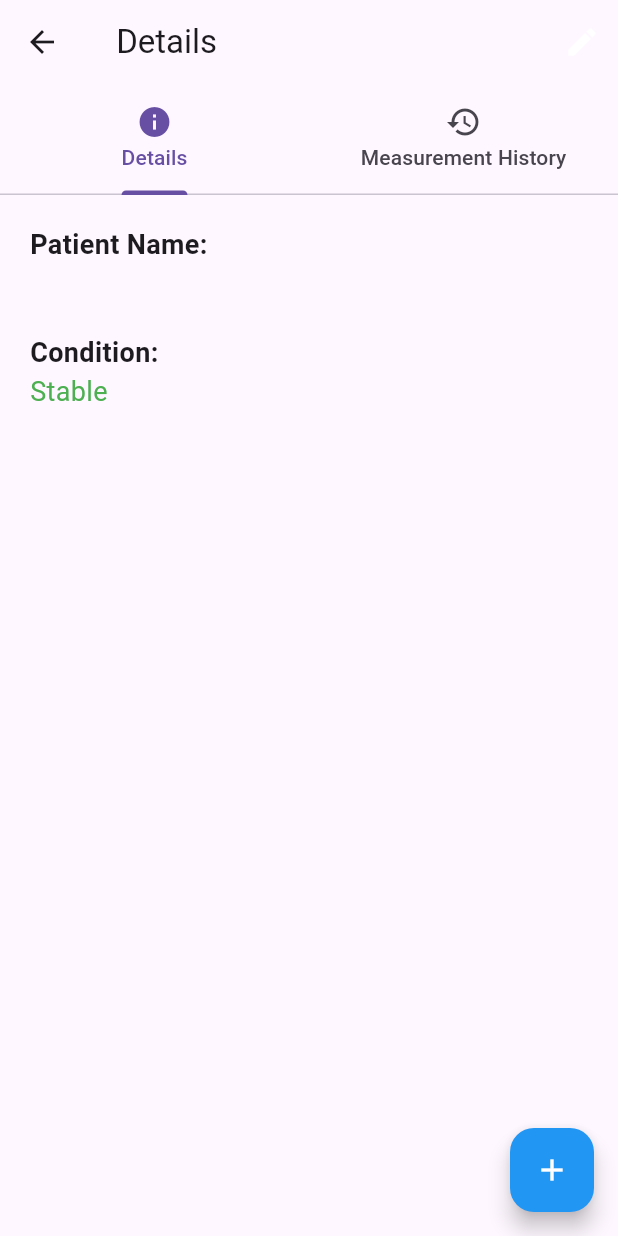
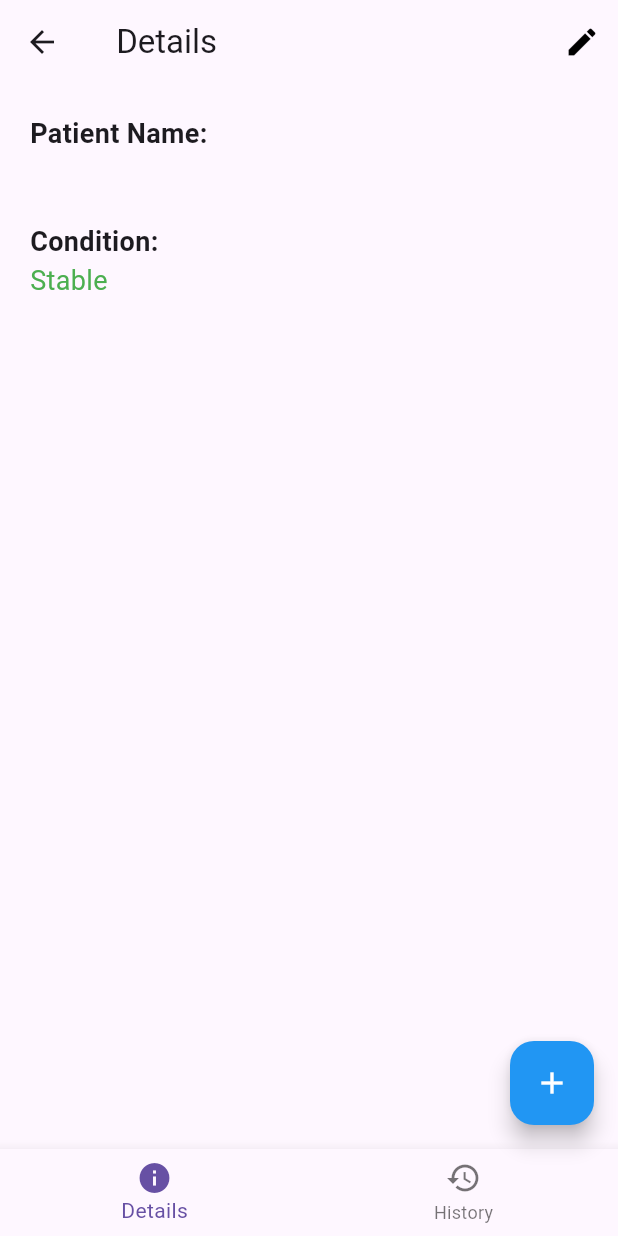
Before and after one commit to ywu256/MAPD722_Project, a Flutter app: the PatientDetailsScreen screen opened directly with empty values, on a phone screen of 412 x 824 dp. Run offline on Flutter 3.47's test engine with Material 3 defaults, Android fonts, the light colour scheme and no system bars.

Commit message:
Improved TabBar navigation

```diff
--- a/lib/PatientDetailsScreen.dart
+++ b/lib/PatientDetailsScreen.dart
@@ -1,4 +1,5 @@
 import 'package:flutter/material.dart';
+import 'package:mapd722_project/AddMeasurementScreen.dart';
 import 'EditPatientScreen.dart';
 
 class PatientDetailsScreen extends StatefulWidget {
@@ -12,15 +13,23 @@ class PatientDetailsScreen extends StatefulWidget {
 }
 
 class _PatientDetailsScreenState extends State<PatientDetailsScreen> {
+   int _selectedIndex = 0;
   List<Map<String, String>> measurementHistory = [
     {"date": "2024-02-20", "value": "Blood Pressure: 120/80"},
   ];
 
   // Navigate to EditPatientScreen
-  void _editPatient() {}
+  void _editPatient() {
+    Navigator.push(
+      context,
+      MaterialPageRoute(builder: (context) => EditPatientPage(patientName: widget.patientName,)),
+    );
+  }
 
   // Navigate to AddMeasurementScreen
-  void _addMeasurement() {}
+  void _addMeasurement() {
+    Navigator.push(context, MaterialPageRoute(builder: (context) => AddMeasurementPage()));
+  }
 
   @override
   Widget build(BuildContext context) {
@@ -32,30 +41,43 @@ class _PatientDetailsScreenState extends State<PatientDetailsScreen> {
           actions: [
             /*----- Edit Patient -----*/
             IconButton(
-              icon: const Icon(Icons.edit, color: Colors.white),
+              icon: const Icon(Icons.edit, color: Colors.black),
               onPressed: _editPatient,
             ),
           ],
-          bottom: const TabBar(
-            tabs: [
-              Tab(icon: Icon(Icons.info), text: "Details"),
-              Tab(icon: Icon(Icons.history), text: "Measurement History"),
-            ],
-          ),
+          // bottom: const TabBar(
+          //   tabs: [
+          //     Tab(icon: Icon(Icons.info), text: "Details"),
+          //     Tab(icon: Icon(Icons.history), text: "Measurement History"),
+          //   ],
+          // ),
         ),
-        body: TabBarView(
-          children: [
-            /*----- First Tab: Patient's Details -----*/
-            _buildDetailsTab(),
-            /*----- Second Tab: Patient's measurement History -----*/
-            _buildMeasurementHistoryTab(),
-          ],
-        ),
+        body: _selectedIndex == 0 ? _buildDetailsTab() : _buildMeasurementHistoryTab(),
+        // body: TabBarView(
+        //   children: [
+        //     /*----- First Tab: Patient's Details -----*/
+        //     _buildDetailsTab(),
+        //     /*----- Second Tab: Patient's measurement History -----*/
+        //     _buildMeasurementHistoryTab(),
+        //   ],
+        // ),
         floatingActionButton: FloatingActionButton(
           onPressed: _addMeasurement,
           backgroundColor: Colors.blue,
           child: const Icon(Icons.add, color: Colors.white),
         ),
+        bottomNavigationBar: BottomNavigationBar(
+        currentIndex: _selectedIndex,
+        onTap: (index) {
+          setState(() {
+            _selectedIndex = index;
+          });
+        },
+        items: const [
+          BottomNavigationBarItem(icon: Icon(Icons.info), label: "Details"),
+          BottomNavigationBarItem(icon: Icon(Icons.history), label: "History"),
+        ],
+      ),
       ),
     );
   }
```
